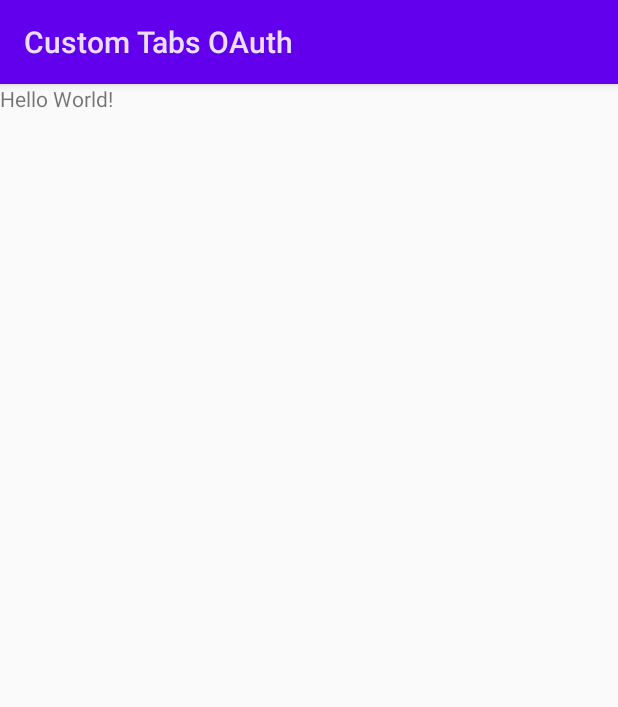
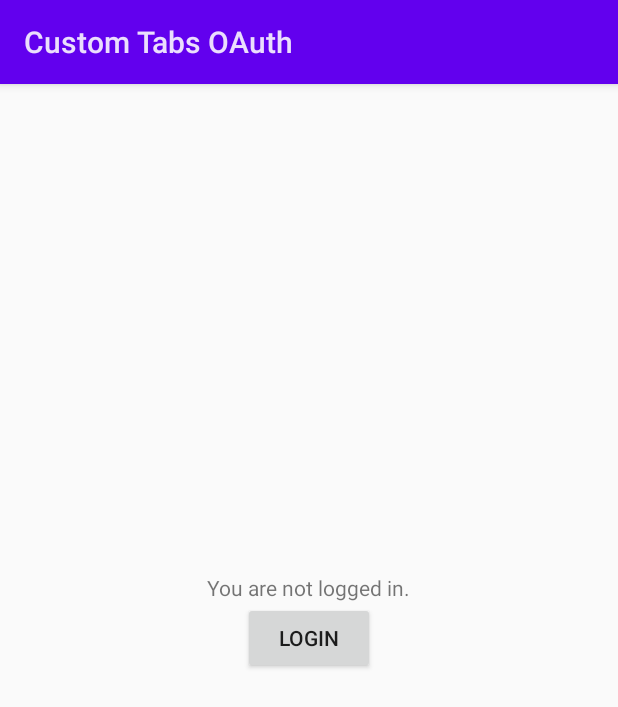
Before and after one commit to GoogleChrome/android-browser-helper, an Android app: the layout activity_main.xml on its own in the app's theme, with its tools: preview values and no code run, on a phone screen of 412 x 824 dp. Shown: the top 707 px of the screen. Run offline under Robolectric (Android 15) with nearby library versions, the phone set to English and light mode, and no system bars.

Commit message:
Added the OAuth demo code
Not the final PR, there are still things missing, like a good
README.md.

```diff
--- a/demos/custom-tabs-oauth/build.gradle
+++ b/demos/custom-tabs-oauth/build.gradle
@@ -33,8 +33,14 @@ android {
             minifyEnabled false
         }
     }
+
+    compileOptions {
+        sourceCompatibility JavaVersion.VERSION_1_8
+        targetCompatibility JavaVersion.VERSION_1_8
+    }
 }
 
 dependencies {
     implementation fileTree(dir: "libs", include: ["*.jar"])
+    implementation 'androidx.browser:browser:1.2.0'
 }
--- a/demos/custom-tabs-oauth/src/main/res/layout/activity_main.xml
+++ b/demos/custom-tabs-oauth/src/main/res/layout/activity_main.xml
@@ -17,11 +17,26 @@
     android:layout_width="match_parent"
     android:layout_height="match_parent"
     android:orientation="vertical"
+    android:gravity="center"
     tools:context=".MainActivity">
-
     <TextView
+        android:id="@+id/user_text"
         android:layout_width="wrap_content"
         android:layout_height="wrap_content"
-        android:text="Hello World!" />
-
+        android:layout_gravity="center"
+        android:text="@string/logged_out" />
+    <Button
+        android:id="@+id/login_button"
+        android:layout_width="wrap_content"
+        android:layout_height="wrap_content"
+        android:layout_gravity="center"
+        android:text="@string/login"
+        android:onClick="login" />
+    <ProgressBar
+        android:id="@+id/progress_bar"
+        android:layout_width="wrap_content"
+        android:layout_height="wrap_content"
+        android:indeterminate="true"
+        android:layout_gravity="center"
+        android:visibility="invisible" />
 </LinearLayout>
--- a/demos/custom-tabs-oauth/src/main/res/values/strings.xml
+++ b/demos/custom-tabs-oauth/src/main/res/values/strings.xml
@@ -13,4 +13,8 @@
 
 <resources>
     <string name="app_name">Custom Tabs OAuth</string>
+    <string name="logged_out">You are not logged in.</string>
+    <string name="logged_in">Hello, %s.</string>
+    <string name="login">login</string>
+    <string name="logout">logout</string>
 </resources>
```
Also changed, not shown: demos/custom-tabs-oauth/src/main/AndroidManifest.xml (+14 -0 lines), demos/custom-tabs-oauth/src/main/java/com/google/androidbrowserhelper/demos/customtabsoauth/GithubApi.java (added, +43 -0 lines), demos/custom-tabs-oauth/src/main/java/com/google/androidbrowserhelper/demos/customtabsoauth/MainActivity.java (+56 -0 lines), demos/custom-tabs-oauth/src/main/java/com/google/androidbrowserhelper/demos/customtabsoauth/OAuthManager.java (added, +107 -0 lines), demos/custom-tabs-oauth/src/main/java/com/google/androidbrowserhelper/demos/customtabsoauth/Utils.java (added, +49 -0 lines).
